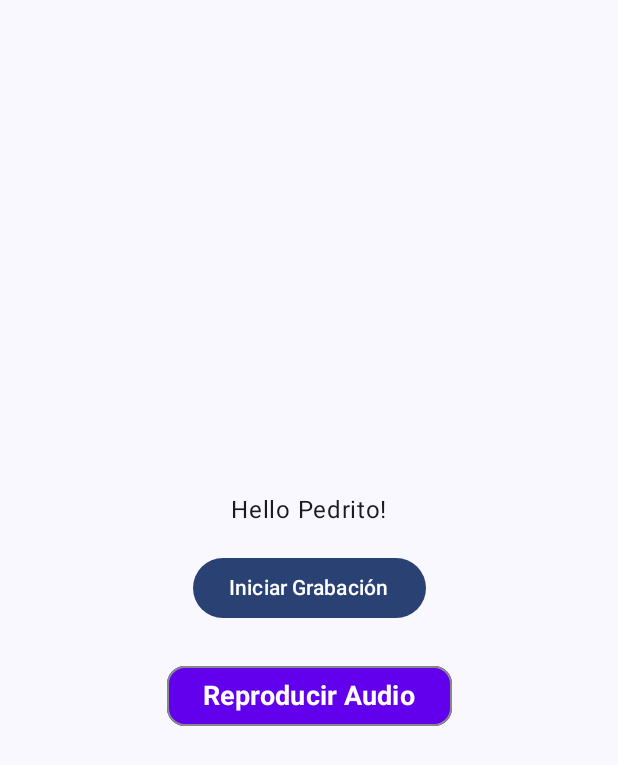
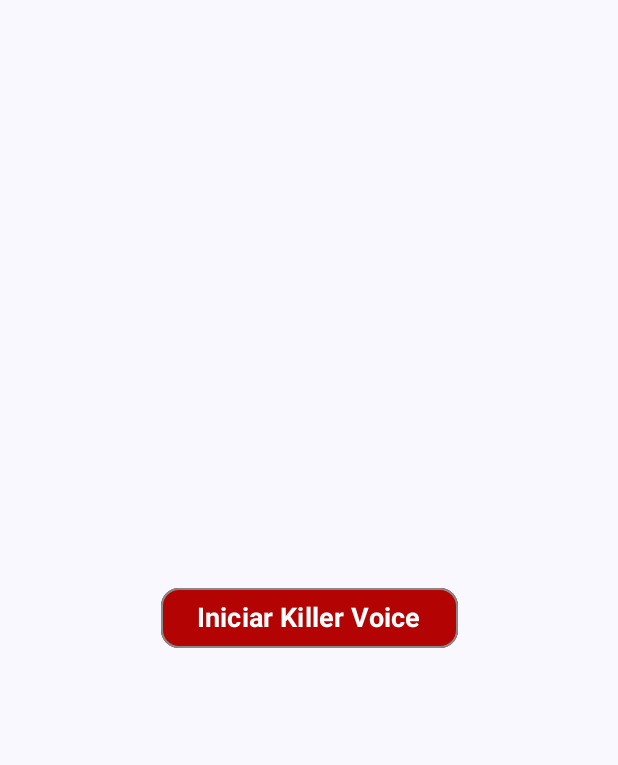
Before and after one commit to rubenespitia/01-android-voice-moder, an Android app built with Jetpack Compose: the screen it shows after launch (MainActivity), after a tap on "Detener Grabación", on a phone screen of 412 x 824 dp. Shown: the top 765 px of the screen. Run offline under Robolectric (Android 15) with nearby library versions, the phone set to English and light mode, and no system bars; 1 other tap on this screen came first.

Commit message:
Feature: Aniadimos reproduccion automatica

```diff
--- a/app/src/main/java/com/example/voicemoder_beta/MainActivity.kt
+++ b/app/src/main/java/com/example/voicemoder_beta/MainActivity.kt
@@ -123,15 +123,16 @@ fun MainScreen(
         verticalArrangement = Arrangement.Center,
         horizontalAlignment = Alignment.CenterHorizontally
     ) {
-        Greeting(name = "Pedrito")
+        //Greeting(name = "Pedrito")
         Spacer(modifier = Modifier.height(16.dp)) // Espacio entre el saludo y el botón
 
         // Botón para grabar/terminar grabación
-        CustomButton(
-            text = if (isRecording) "Detener Grabación" else "Iniciar Grabación",
+        PrimaryButton(
+            text = if (isRecording) "Detener Grabación" else "Iniciar Killer Voice",
             onClick = {
                 if (isRecording) {
                     onStopRecording()
+                    onPlayAudio()
                 } else {
                     onStartRecording()
                 }
@@ -140,13 +141,13 @@ fun MainScreen(
         )
         Spacer(modifier = Modifier.height(16.dp)) // Espacio entre los botones
 
-        // Botón para reproducir
+        /*// Botón para reproducir
         PrimaryButton(
             text = "Reproducir Audio",
             onClick = {
                 onPlayAudio()
             }
-        )
+        )*/
     }
 }
 
--- a/app/src/main/java/com/example/voicemoder_beta/ui/theme/components/Buttons.kt
+++ b/app/src/main/java/com/example/voicemoder_beta/ui/theme/components/Buttons.kt
@@ -29,7 +29,7 @@ fun PrimaryButton(text: String, onClick: () -> Unit, modifier: Modifier = Modifi
         onClick = onClick,
         modifier = modifier.padding(8.dp), // Margen externo del botón
         colors = ButtonDefaults.buttonColors(
-            containerColor = Color(0xFF6200EE), // Fondo del botón
+            containerColor = Color(0xFFB30303), // Fondo del botón
             contentColor = Color.White // Color del texto
         ),
         shape = RoundedCornerShape(12.dp), // Bordes redondeados
```
